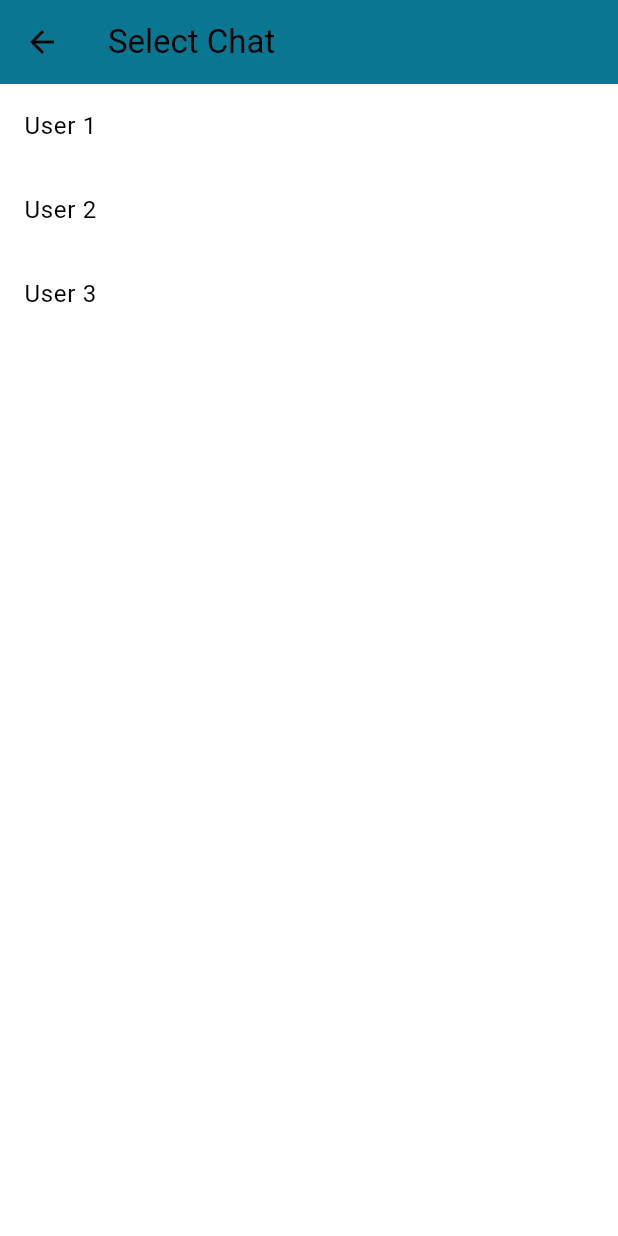
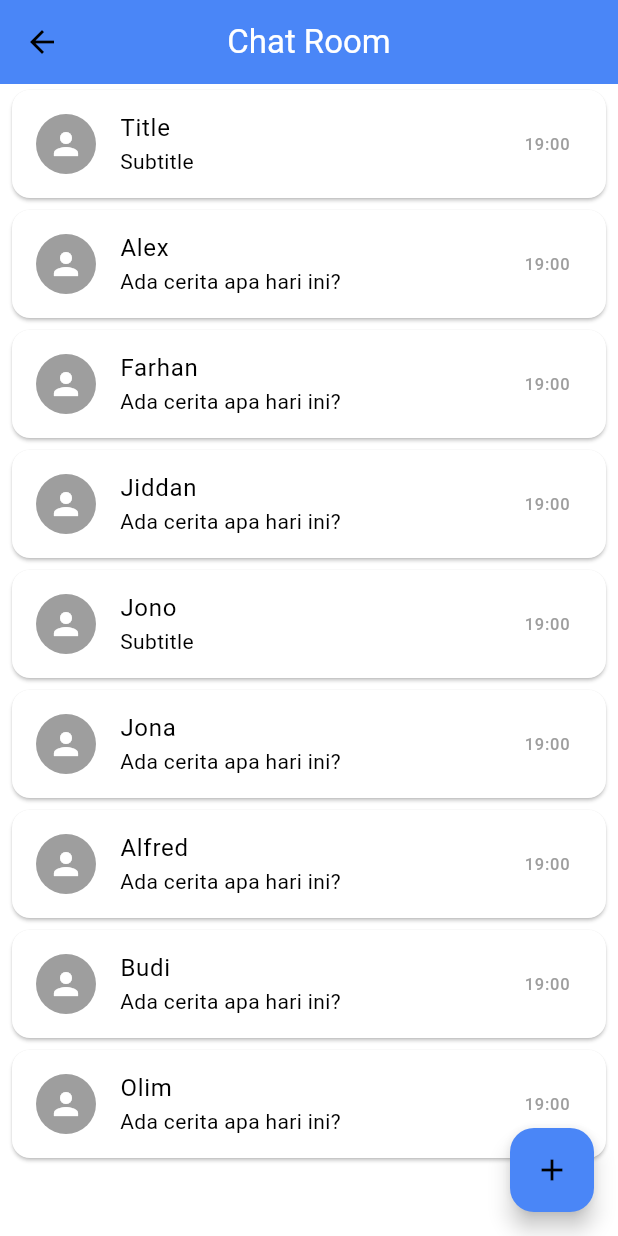
Before and after one commit to Hanzein/chatku, a Flutter app: the screen it shows once a user with an empty profile is signed in, after a tap on the "chat" icon, on a phone screen of 412 x 824 dp. Run offline on Flutter 3.47's test engine with Material 3 defaults, Android fonts, the phone set to English and light mode, and no system bars; our stand-ins replace bloc, cloud_firestore, equatable, firebase_auth, firebase_core, flutter_bloc and 1 more; accounts and stored records are empty; network calls fail.

Commit message:
App Succesfully connected and Improve ui in ChatView, ChatNewView, ChatRoomView, add search function on ChatNewView and click user navigate to chatPageView

```diff
--- a/lib/app.dart
+++ b/lib/app.dart
@@ -3,16 +3,28 @@ import 'package:chatku/blocs/authentication_bloc/authentication_bloc.dart';
 import 'package:flutter/material.dart';
 import 'package:flutter_bloc/flutter_bloc.dart';
 import 'package:user_repository/user_repository.dart';
+import 'package:chatku/chat/services/socket_service.dart';
 
 class MyApp extends StatelessWidget {
   final UserRepository userRepository;
-  const MyApp(this.userRepository, {super.key});
+  final SocketService socketService;
+
+  const MyApp(this.userRepository, this.socketService, {super.key});
 
   @override
   Widget build(BuildContext context) {
-    return RepositoryProvider<AuthenticationBloc>(
-      create: (context) => AuthenticationBloc(userRepository: userRepository),
-      child: const MyAppView(),
+    return MultiRepositoryProvider(
+      providers: [
+        RepositoryProvider<UserRepository>.value(value: userRepository),
+        RepositoryProvider<SocketService>.value(value: socketService),
+      ],
+      child: BlocProvider<AuthenticationBloc>(
+        create: (context) => AuthenticationBloc(
+          userRepository: userRepository,
+          socketService: socketService,
+        ),
+        child: const MyAppView(),
+      ),
     );
   }
 }
--- a/lib/app_view.dart
+++ b/lib/app_view.dart
@@ -17,11 +17,11 @@ class MyAppView extends StatelessWidget {
           colorScheme: const ColorScheme.light(
               surface: Colors.white,
               onSurface: Colors.black,
-              primary: Color.fromRGBO(9, 119, 146, 1),
+              primary: Color.fromRGBO(29, 9, 255, 0.373),
               onPrimary: Colors.black,
               secondary: Color.fromRGBO(42, 43, 130, 1),
               onSecondary: Colors.white,
-              tertiary: Color.fromRGBO(133, 96, 220, 1),
+              tertiary: Color.fromRGBO(255, 0, 0, 1),
               error: Colors.red,
               outline: Color(0xFF424242)),
         ),
--- a/lib/blocs/authentication_bloc/authentication_bloc.dart
+++ b/lib/blocs/authentication_bloc/authentication_bloc.dart
@@ -1,9 +1,10 @@
 import 'dart:async';
 
-import 'package:bloc/bloc.dart';
+import 'package:flutter_bloc/flutter_bloc.dart';
 import 'package:equatable/equatable.dart';
 import 'package:firebase_auth/firebase_auth.dart';
 import 'package:user_repository/user_repository.dart';
+import 'package:chatku/chat/services/socket_service.dart';
 
 part 'authentication_event.dart';
 part 'authentication_state.dart';
@@ -11,17 +12,24 @@ part 'authentication_state.dart';
 class AuthenticationBloc
     extends Bloc<AuthenticationEvent, AuthenticationState> {
   final UserRepository userRepository;
+  final SocketService socketService;
   late final StreamSubscription<User?> _userSubscription;
 
-  AuthenticationBloc({required this.userRepository})
-      : super(const AuthenticationState.unknown()) {
+  AuthenticationBloc({
+    required this.userRepository,
+    required this.socketService,
+  }) : super(const AuthenticationState.unknown()) {
     _userSubscription = userRepository.user.listen((user) {
       add(AuthenticationUserChanged(user));
     });
-    on<AuthenticationUserChanged>((event, emit) {
+
+    on<AuthenticationUserChanged>((event, emit) async {
       if (event.user != null) {
+        final token = await event.user!.getIdToken();
+        socketService.connect(token);
         emit(AuthenticationState.authenticated(event.user!));
       } else {
+        socketService.disconnect();
         emit(const AuthenticationState.unauthenticated());
       }
     });
--- /dev/null
+++ b/lib/chat/services/socket_service.dart
@@ -0,0 +1,70 @@
+import 'package:socket_io_client/socket_io_client.dart' as IO;
+
+class SocketService {
+  IO.Socket? _socket;
+  static const String _serverUrl =
+      'http://10.0.2.2:3000'; // Use your server's IP or hostname
+
+  bool get isConnected => _socket?.connected ?? false;
+
+  Future<void> connect(String? token) async {
+    if (_socket != null) {
+      print('Socket is already initialized');
+      return;
+    }
+
+    if (token == null) {
+      print('Cannot connect: Token is null');
+      return;
+    }
+
+    _socket = IO.io(_serverUrl, {
+      'transports': ['websocket'],
+      'autoConnect': false,
+      'auth': {'token': token}
+    });
+
+    _socket!.connect();
+
+    _socket!.onConnect((_) {
+      print('Connected to server');
+    });
+
+    _socket!.onDisconnect((_) {
+      print('Disconnected from server');
+    });
+
+    _socket!.onError((error) {
+      print('Error: $error');
+    });
+  }
+
+  void disconnect() {
+    _socket?.disconnect();
+    _socket = null;
+  }
+
+  void sendMessage(Map<String, dynamic> message) {
+    if (!isConnected) {
+      print('Socket is not connected. Cannot send message.');
+      return;
+    }
+    _socket!.emit('new message', message);
+  }
+
+  void onNewMessage(Function(dynamic) callback) {
+    if (!isConnected) {
+      print('Socket is not connected. Cannot listen for new messages.');
+      return;
+    }
+    _socket!.on('new message', callback);
+  }
+
+  void onInitialMessages(Function(dynamic) callback) {
+    if (!isConnected) {
+      print('Socket is not connected. Cannot listen for initial messages.');
+      return;
+    }
+    _socket!.on('initial messages', callback);
+  }
+}
--- a/lib/chatroom/view/chat_room_screen.dart
+++ b/lib/chatroom/view/chat_room_screen.dart
@@ -1,33 +1,69 @@
 import 'package:flutter/material.dart';
 import 'package:chatku/chat/view/chat_view.dart';
+import 'package:chatku/chatroom/view/chat_new_screen.dart';
 
 class ChatRoomSelectionScreen extends StatelessWidget {
-  final List<String> users = ['User 1', 'User 2', 'User 3'];
+  final List<Map<String, String>> users = [
+    {'name': 'Title', 'subtitle': 'Subtitle'},
+    {'name': 'Alex', 'subtitle': 'Ada cerita apa hari ini?'},
+    {'name': 'Farhan', 'subtitle': 'Ada cerita apa hari ini?'},
+    {'name': 'Jiddan', 'subtitle': 'Ada cerita apa hari ini?'},
+    {'name': 'Jono', 'subtitle': 'Subtitle'},
+    {'name': 'Jona', 'subtitle': 'Ada cerita apa hari ini?'},
+    {'name': 'Alfred', 'subtitle': 'Ada cerita apa hari ini?'},
+    {'name': 'Budi', 'subtitle': 'Ada cerita apa hari ini?'},
+    {'name': 'Olim', 'subtitle': 'Ada cerita apa hari ini?'},
+  ];
 
-  ChatRoomSelectionScreen({super.key}); // Replace with actual user data
+  ChatRoomSelectionScreen({super.key});
 
   @override
   Widget build(BuildContext context) {
     return Scaffold(
       appBar: AppBar(
-        title: const Text('Select Chat'),
-        backgroundColor: const Color(0xFF097792),
+        title: const Text('Chat Room', style: TextStyle(color: Colors.white)),
+        centerTitle: true,
+        backgroundColor: const Color(0xFF4A86F7),
       ),
       body: ListView.builder(
         itemCount: users.length,
         itemBuilder: (context, index) {
-          return ListTile(
-            title: Text(users[index]),
-            onTap: () {
-              Navigator.push(
-                context,
-                MaterialPageRoute(
-                  builder: (context) => ChatScreen(receiverId: users[index]),
-                ),
-              );
-            },
+          return Card(
+            margin: const EdgeInsets.symmetric(horizontal: 8, vertical: 4),
+            child: ListTile(
+              leading: const CircleAvatar(
+                backgroundColor: Colors.grey,
+                child: Icon(Icons.person, color: Colors.white),
+              ),
+              title: Text(users[index]['name']!),
+              subtitle: Text(users[index]['subtitle']!),
+              trailing:
+                  const Text('19:00', style: TextStyle(color: Colors.grey)),
+              onTap: () {
+                Navigator.push(
+                  context,
+                  MaterialPageRoute(
+                    builder: (context) => ChatScreen(
+                      receiverId: users[index]['name']!,
+                      receiverName: '',
+                    ),
+                  ),
+                );
+              },
+            ),
           );
         },
+      ),
+      floatingActionButton: FloatingActionButton(
+        onPressed: () {
+          // Add new chat functionality
+          Navigator.of(context).push(
+            MaterialPageRoute(
+                builder: (context) => const ChatNewSelectionScreen()),
+          );
+        },
+        backgroundColor: const Color(0xFF4A86F7),
+        child: const Icon(Icons.add),
       ),
     );
   }
--- a/lib/main.dart
+++ b/lib/main.dart
@@ -3,12 +3,16 @@ import 'package:firebase_core/firebase_core.dart';
 import 'package:flutter/material.dart';
 import 'package:flutter_bloc/flutter_bloc.dart';
 import 'package:user_repository/user_repository.dart';
-
 import 'simple_bloc_observer.dart';
+import 'chat/services/socket_service.dart';
 
 void main() async {
   WidgetsFlutterBinding.ensureInitialized();
   await Firebase.initializeApp();
   Bloc.observer = SimpleBlocObserver();
-  runApp(MyApp(FirebaseUserRepo()));
+
+  final userRepository = FirebaseUserRepo();
+  final socketService = SocketService();
+
+  runApp(MyApp(userRepository, socketService));
 }
--- a/lib/screens/auth/welcome_screen.dart
+++ b/lib/screens/auth/welcome_screen.dart
@@ -83,8 +83,7 @@ class _WelcomeScreenState extends State<WelcomeScreen>
                               .colorScheme
                               .onSurface
                               .withOpacity(0.5),
-                          labelColor:
-                              Theme.of(context).colorScheme.onSurface,
+                          labelColor: Theme.of(context).colorScheme.onSurface,
                           tabs: const [
                             Padding(
                               padding: EdgeInsets.all(12.0),
--- a/pubspec.yaml
+++ b/pubspec.yaml
@@ -11,6 +11,7 @@ dependencies:
   flutter:
     sdk: flutter
   socket_io_client: ^2.0.0
+  cached_network_image: ^3.2.0
   firebase_auth: ^4.10.0
   firebase_core: ^2.16.0
   cloud_firestore: ^4.17.5
```
Also changed, not shown: lib/blocs/sign_in_bloc/sign_in_bloc.dart (+5 -6 lines), lib/chat/bloc/chat_bloc.dart (+27 -21 lines), lib/chat/bloc/chat_event.dart (+23 -5 lines), lib/chat/bloc/chat_state.dart (+2 -8 lines), lib/chat/model/message.dart (+24 -4 lines), lib/chat/services/connect_service.dart (added, +23 -0 lines), lib/chat/view/chat_view.dart (+106 -15 lines), lib/chatroom/view/chat_new_screen.dart (added, +141 -0 lines), package/user_repository/lib/src/firebase_user_repo.dart (+42 -18 lines), pubspec.lock.
